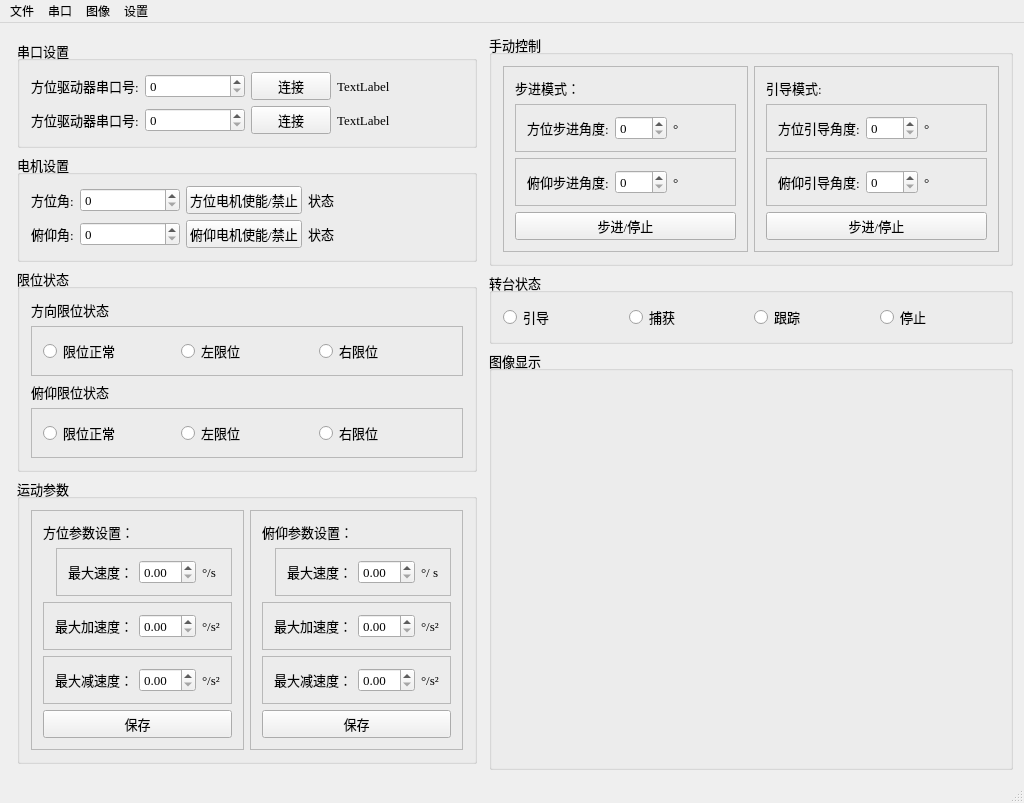
Above: mainwindow.ui from leevick/Longdistraker before the change. Below: the same form after it.
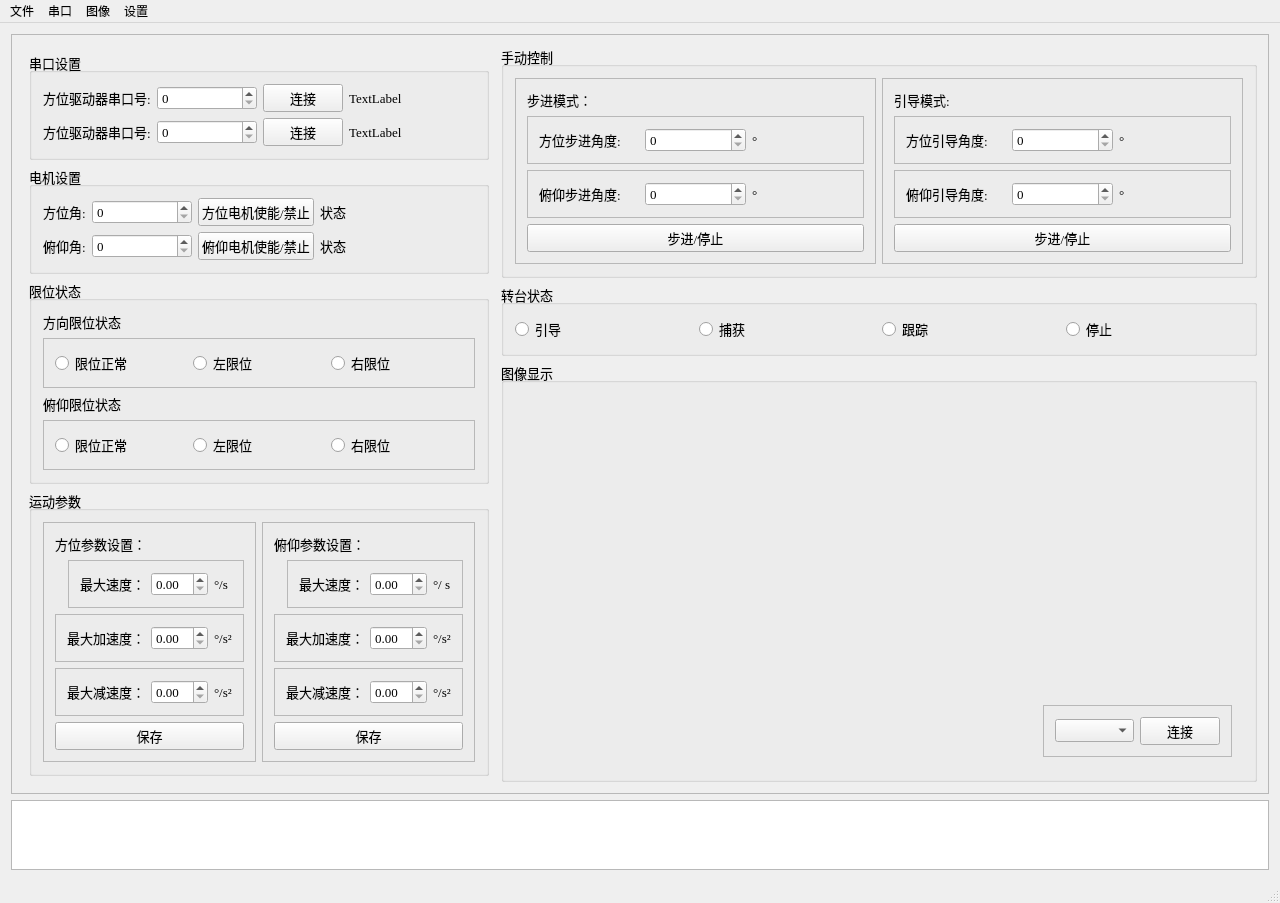
That is the form after the change.

Commit message: Modified main window - Add event log console - Add image source selection module

Patch:
```diff
--- a/mainwindow.ui
+++ b/mainwindow.ui
@@ -6,8 +6,8 @@
    <rect>
     <x>0</x>
     <y>0</y>
-    <width>1024</width>
-    <height>672</height>
+    <width>1280</width>
+    <height>900</height>
    </rect>
   </property>
   <property name="sizePolicy">
@@ -26,9 +26,18 @@
      <verstretch>0</verstretch>
     </sizepolicy>
    </property>
-   <layout class="QHBoxLayout" name="horizontalLayout_2">
+   <layout class="QVBoxLayout" name="verticalLayout_19">
     <item>
-     <layout class="QVBoxLayout" name="verticalLayout_2">
+     <widget class="QFrame" name="frame_17">
+      <property name="frameShape">
+       <enum>QFrame::StyledPanel</enum>
+      </property>
+      <property name="frameShadow">
+       <enum>QFrame::Raised</enum>
+      </property>
+      <layout class="QHBoxLayout" name="horizontalLayout_45">
+       <item>
+        <layout class="QVBoxLayout" name="verticalLayout_13">
       <property name="spacing">
        <number>6</number>
       </property>
@@ -45,7 +54,7 @@
        <number>6</number>
       </property>
       <item>
-       <widget class="QGroupBox" name="groupBox">
+          <widget class="QGroupBox" name="groupBox_13">
         <property name="font">
          <font>
           <family>Times New Roman</family>
@@ -226,7 +235,7 @@
        </widget>
       </item>
       <item>
-       <widget class="QGroupBox" name="groupBox_2">
+          <widget class="QGroupBox" name="groupBox_14">
         <property name="font">
          <font>
           <family>Times New Roman</family>
@@ -407,7 +416,7 @@
        </widget>
       </item>
       <item>
-       <widget class="QGroupBox" name="groupBox_3">
+          <widget class="QGroupBox" name="groupBox_15">
         <property name="font">
          <font>
           <family>Times New Roman</family>
@@ -432,7 +441,7 @@
           </widget>
          </item>
          <item>
-          <widget class="QFrame" name="frame">
+             <widget class="QFrame" name="frame_24">
            <property name="font">
             <font>
              <family>Times New Roman</family>
@@ -445,9 +454,9 @@
            <property name="frameShadow">
             <enum>QFrame::Raised</enum>
            </property>
-           <layout class="QHBoxLayout" name="horizontalLayout">
+              <layout class="QHBoxLayout" name="horizontalLayout_36">
             <item>
-             <widget class="QRadioButton" name="radioButton">
+                <widget class="QRadioButton" name="radioButton_23">
               <property name="font">
                <font>
                 <family>Times New Roman</family>
@@ -460,7 +469,7 @@
              </widget>
             </item>
             <item>
-             <widget class="QRadioButton" name="radioButton_2">
+                <widget class="QRadioButton" name="radioButton_24">
               <property name="font">
                <font>
                 <family>Times New Roman</family>
@@ -473,7 +482,7 @@
              </widget>
             </item>
             <item>
-             <widget class="QRadioButton" name="radioButton_3">
+                <widget class="QRadioButton" name="radioButton_25">
               <property name="font">
                <font>
                 <family>Times New Roman</family>
@@ -562,7 +571,7 @@
        </widget>
       </item>
       <item>
-       <widget class="QGroupBox" name="groupBox_4">
+          <widget class="QGroupBox" name="groupBox_16">
         <property name="font">
          <font>
           <family>Times New Roman</family>
@@ -991,7 +1000,7 @@
      </layout>
     </item>
     <item>
-     <layout class="QVBoxLayout" name="verticalLayout_3">
+        <layout class="QVBoxLayout" name="verticalLayout_10">
       <item>
        <widget class="QGroupBox" name="groupBox_6">
         <property name="font">
@@ -1265,7 +1274,44 @@
         <property name="title">
          <string>图像显示</string>
         </property>
-        <layout class="QHBoxLayout" name="horizontalLayout_4">
+           <layout class="QHBoxLayout" name="horizontalLayout_31">
+            <item>
+             <widget class="QStackedWidget" name="stackedWidget">
+              <property name="currentIndex">
+               <number>0</number>
+              </property>
+              <widget class="QWidget" name="page">
+               <layout class="QGridLayout" name="gridLayout_2">
+                <item row="0" column="0" alignment="Qt::AlignRight|Qt::AlignBottom">
+                 <widget class="QFrame" name="frame">
+                  <property name="frameShape">
+                   <enum>QFrame::StyledPanel</enum>
+                  </property>
+                  <property name="frameShadow">
+                   <enum>QFrame::Raised</enum>
+                  </property>
+                  <layout class="QHBoxLayout" name="horizontalLayout_2">
+                   <item>
+                    <widget class="QComboBox" name="comboBoxCameraSelection">
+                     <property name="currentText">
+                      <string/>
+                     </property>
+                    </widget>
+                   </item>
+                   <item>
+                    <widget class="QPushButton" name="pushButtonOpenOrClose">
+                     <property name="text">
+                      <string>连接</string>
+                     </property>
+                    </widget>
+                   </item>
+                  </layout>
+                 </widget>
+                </item>
+               </layout>
+              </widget>
+              <widget class="QWidget" name="page_2">
+               <layout class="QHBoxLayout" name="horizontalLayout">
          <item>
           <widget class="QLabel" name="labelImage">
            <property name="text">
@@ -1278,8 +1324,18 @@
          </item>
         </layout>
        </widget>
-      </item>
-     </layout>
+             </widget>
+            </item>
+           </layout>
+          </widget>
+         </item>
+        </layout>
+       </item>
+      </layout>
+     </widget>
+    </item>
+    <item>
+     <widget class="QTextBrowser" name="log"/>
     </item>
    </layout>
   </widget>
@@ -1289,7 +1345,7 @@
     <rect>
      <x>0</x>
      <y>0</y>
-     <width>1024</width>
+     <width>1280</width>
      <height>23</height>
     </rect>
    </property>
```
Left out of the diff: 212 changed lines with no effect on the pictures. Lines whose indentation alone changed are shown as unchanged.
